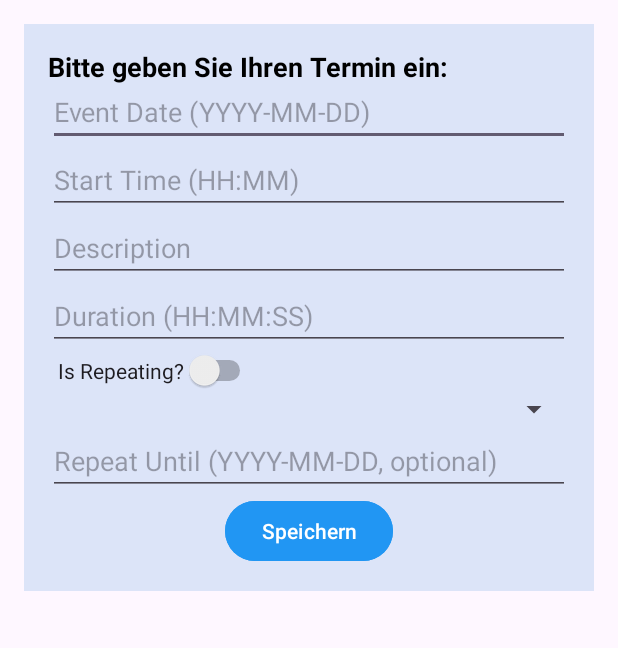
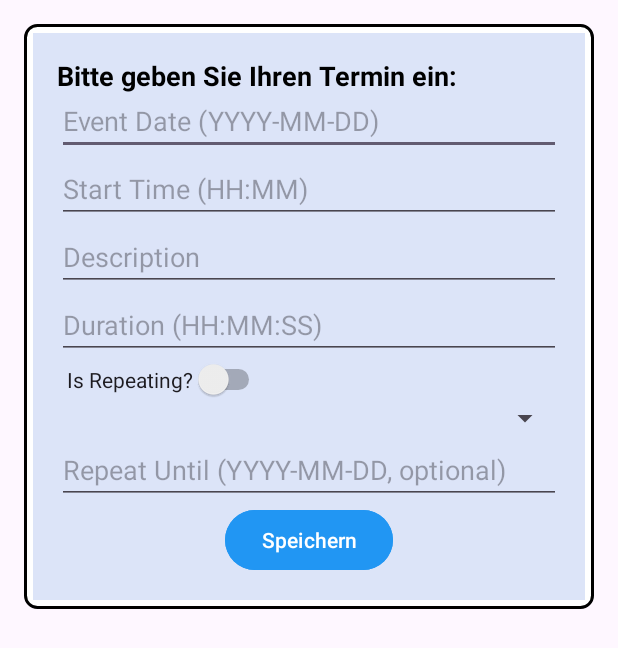
Before and after one commit to bachelor-terminplanung/app-frontend, an Android app: the layout manuall_insert_pop_up.xml on its own in the app's theme, with its tools: preview values and no code run, on a phone screen of 412 x 824 dp. Shown: the top 648 px of the screen. Run offline under Robolectric (Android 15) with nearby library versions, the phone set to English and light mode, and no system bars.

Commit message:
added border background

```diff
--- a/app/src/main/res/layout/manuall_insert_pop_up.xml
+++ b/app/src/main/res/layout/manuall_insert_pop_up.xml
@@ -5,10 +5,20 @@
     xmlns:app="http://schemas.android.com/apk/res-auto"
     android:padding="16dp">
 
+    <FrameLayout
+        android:layout_width="match_parent"
+        android:background="@drawable/border_shape"
+        android:layout_height="wrap_content">
+
         <androidx.constraintlayout.widget.ConstraintLayout
             android:id="@+id/popup"
             android:layout_width="match_parent"
             android:layout_height="wrap_content"
+            android:layout_marginTop="6dp"
+            android:layout_marginBottom="6dp"
+            android:layout_marginLeft="6dp"
+            android:layout_marginRight="6dp"
+
             android:background="#DCE4F8"
             android:padding="16dp">
             <TextView
@@ -111,4 +121,6 @@
                 app:layout_constraintStart_toStartOf="parent"
                 app:layout_constraintTop_toBottomOf="@id/inputRepeatUntil" />
         </androidx.constraintlayout.widget.ConstraintLayout>
+    </FrameLayout>
+
 </ScrollView>
```
Lines whose indentation alone changed are shown as unchanged.
